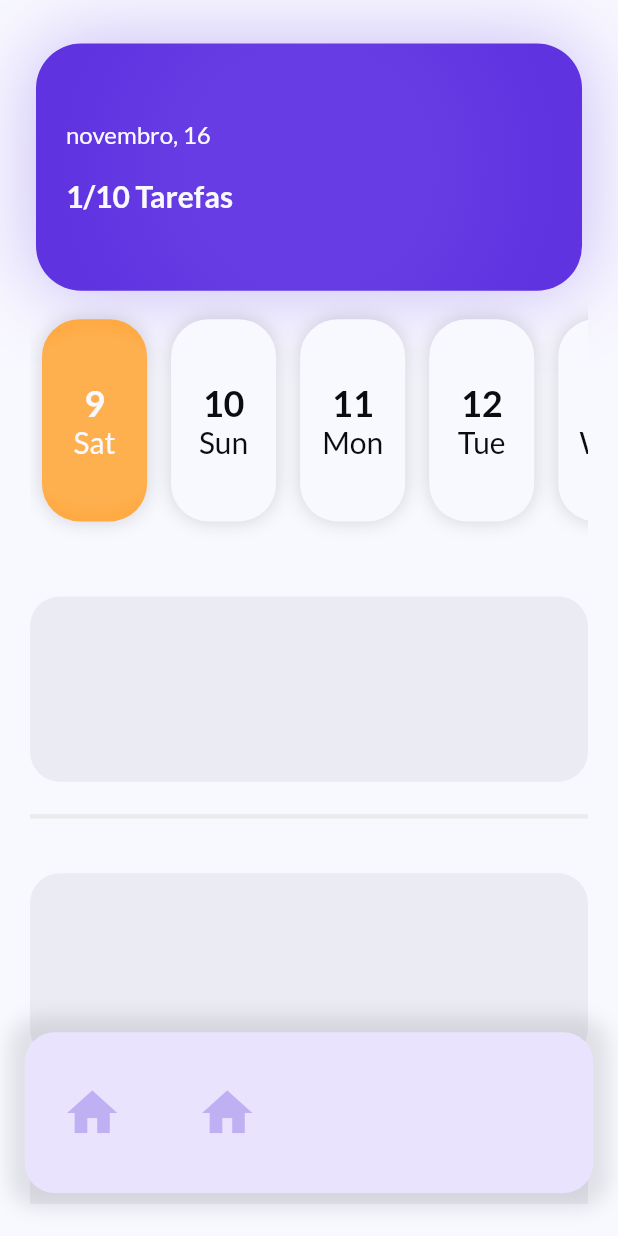
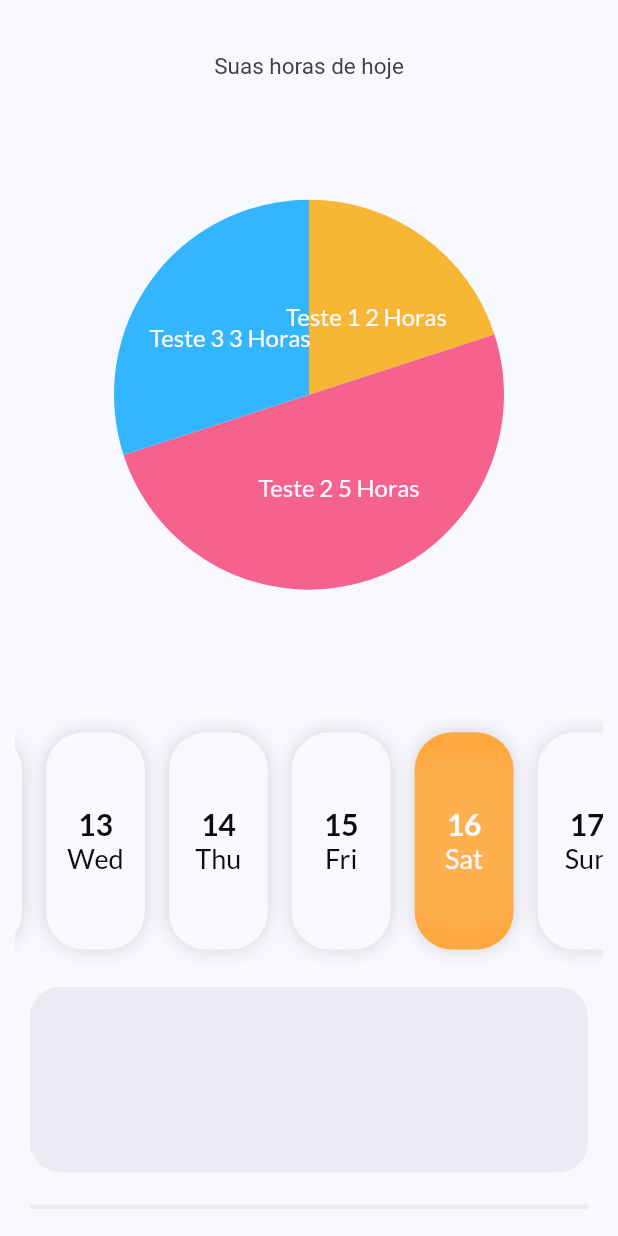
Before and after one commit to guilhermebernava/app, a Flutter app: the screen it shows after launch, on a phone screen of 412 x 824 dp. Run offline on Flutter 3.47's test engine with Material 2 defaults, Android fonts, the phone set to English and light mode, and no system bars; our stand-ins replace dartz, flutter_bloc, flutter_modular, google_fonts, syncfusion_flutter_charts.

Commit message:
add new features

```diff
--- /dev/null
+++ b/app/lib/modules/home/domain/dtos/date_container_list_dto.dart
@@ -0,0 +1,5 @@
+class DateContainerListDto {
+  int selectedIndex = 0;
+  bool animate = false;
+  int todayIndex = -1;
+}
--- a/app/lib/modules/home/domain/entities/task.dart
+++ b/app/lib/modules/home/domain/entities/task.dart
@@ -6,6 +6,7 @@ class DailyTask {
   final Color neonColor;
   final Gradient gradient;
   final String title;
+  final num hoursInDay;
 
   DailyTask({
     required this.endDate,
@@ -13,5 +14,6 @@ class DailyTask {
     required this.title,
     required this.gradient,
     required this.neonColor,
+    required this.hoursInDay,
   });
 }
--- a/app/lib/modules/home/presenter/home_page.dart
+++ b/app/lib/modules/home/presenter/home_page.dart
@@ -1,14 +1,16 @@
 import 'package:app/modules/home/domain/bloc/day_task_bloc/day_task_events.dart';
 import 'package:app/modules/home/domain/bloc/day_task_bloc/day_task_states.dart';
+import 'package:app/modules/home/domain/entities/task.dart';
 import 'package:app/modules/home/domain/interfaces/i_bottom_bar_usecase.dart';
 import 'package:app/modules/home/domain/interfaces/i_home_use_case.dart';
 import 'package:app/modules/home/presenter/widgets/bottom_bar.dart';
 import 'package:app/modules/home/presenter/widgets/date_container_list.dart';
 import 'package:app/modules/home/presenter/widgets/hour_list_container.dart';
-import 'package:app/modules/home/presenter/widgets/top_container.dart';
 import 'package:app/themes/colors/app_colors.dart';
+import 'package:app/themes/fonts/app_fonts.dart';
 import 'package:flutter/material.dart';
 import 'package:flutter_bloc/flutter_bloc.dart';
+import 'package:syncfusion_flutter_charts/charts.dart';
 
 class HomePage extends StatelessWidget {
   final IHomeUseCase homeUseCase;
@@ -51,30 +53,59 @@ class HomePage extends StatelessWidget {
                     horizontal: 10,
                     vertical: 5,
                   ),
-                  child: Padding(
-                    padding: const EdgeInsets.symmetric(
-                      horizontal: 10,
-                    ),
+                  child: SingleChildScrollView(
+                    scrollDirection: Axis.vertical,
                     child: Column(
                       children: [
                         const SizedBox(
                           height: 20,
                         ),
-                        TopContainer(
-                          size: size,
+                        SizedBox(
+                          width: size.width,
+                          height: size.height * 0.55,
+                          child: SfCircularChart(
+                            title: ChartTitle(text: 'Suas horas de hoje'),
+                            borderWidth: 0,
+                            series: <CircularSeries<DailyTask, String>>[
+                              PieSeries<DailyTask, String>(
+                                dataSource: bloc.dayTasks[1].tasks,
+                                sortingOrder: SortingOrder.descending,
+                                explodeGesture: ActivationMode.singleTap,
+                                selectionBehavior: SelectionBehavior(
+                                  enable: true,
+                                ),
+                                radius: "130",
+                                pointColorMapper: (datum, index) =>
+                                    datum.neonColor,
+                                xValueMapper: (datum, index) =>
+                                    "${datum.title} - ${datum.hoursInDay} hour/s",
+                                yValueMapper: (datum, index) =>
+                                    datum.hoursInDay,
+                                dataLabelMapper: (datum, index) =>
+                                    "${datum.title} ${datum.hoursInDay} Horas",
+                                dataLabelSettings: DataLabelSettings(
+                                  isVisible: true,
+                                  textStyle: AppFonts.basic,
+                                  margin: EdgeInsets.zero,
+                                  labelPosition: ChartDataLabelPosition.inside,
+                                  overflowMode: OverflowMode.trim,
+                                ),
+                              )
+                            ],
+                          ),
                         ),
                         DateContainerList(
                           homeUseCase: homeUseCase,
                           size: size,
                           dates: bloc.dayTasks,
                         ),
-                        const SizedBox(
-                          height: 20,
-                        ),
                         HourListContainer(
                           homeUseCase: homeUseCase,
                           size: size,
-                        )
+                        ),
+                        SizedBox(
+                          height: size.height * 0.2,
+                        ),
                       ],
                     ),
                   ),
--- a/app/lib/modules/home/presenter/widgets/bottom_bar.dart
+++ b/app/lib/modules/home/presenter/widgets/bottom_bar.dart
@@ -5,7 +5,7 @@ import 'package:app/themes/colors/app_colors.dart';
 import 'package:flutter/material.dart';
 import 'package:flutter_bloc/flutter_bloc.dart';
 
-class BottomBar extends StatelessWidget {
+class BottomBar extends StatefulWidget {
   final Size size;
   final IBottomBarUsecase bottomBarUsecase;
 
@@ -16,12 +16,45 @@ class BottomBar extends StatelessWidget {
   });
 
   @override
+  State<BottomBar> createState() => _BottomBarState();
+}
+
+class _BottomBarState extends State<BottomBar> {
+  bool _visible = false;
+
+  @override
+  void dispose() {
+    super.dispose();
+  }
+
+//TODO criar bloc para inatividade
+  @override
   Widget build(BuildContext context) {
-    return Align(
-      alignment: const Alignment(0, 0.92),
+    return Listener(
+      onPointerDown: (event) {
+        Future.delayed(Duration(seconds: 5), () {
+          setState(() {
+            _visible = false;
+          });
+        });
+      },
+      child: GestureDetector(
+        onTap: () {
+          if (!_visible) {
+            setState(() {
+              _visible = true;
+            });
+          }
+        },
+        behavior: HitTestBehavior.opaque,
+        child: AnimatedSlide(
+          offset: _visible ? const Offset(0, 0) : const Offset(0, 0.5),
+          duration: const Duration(milliseconds: 500),
+          child: Align(
+            alignment: const Alignment(0, 0.95),
             child: Container(
-        width: size.width * 0.92,
-        height: size.height * 0.13,
+              width: widget.size.width * 0.92,
+              height: widget.size.height * 0.13,
               decoration: BoxDecoration(
                 color: AppColors.bottomBarColor,
                 boxShadow: [
@@ -34,7 +67,7 @@ class BottomBar extends StatelessWidget {
                 borderRadius: BorderRadius.circular(20),
               ),
               child: BlocBuilder(
-            bloc: bottomBarUsecase.bottomBloc,
+                  bloc: widget.bottomBarUsecase.bottomBloc,
                   builder: (_, bloc) {
                     if (bloc is BottomBarSuccess) {
                       return Row(
@@ -43,14 +76,16 @@ class BottomBar extends StatelessWidget {
                             icon: Icons.home,
                             isSelected: bloc.index == 0,
                             onTap: () {
-                        bottomBarUsecase.validateSelectedButton(bloc.index, 0);
+                              widget.bottomBarUsecase
+                                  .validateSelectedButton(bloc.index, 0);
                             },
                           ),
                           BottomIconButton(
                             icon: Icons.calendar_month,
                             isSelected: bloc.index == 1,
                             onTap: () {
-                        bottomBarUsecase.validateSelectedButton(bloc.index, 1);
+                              widget.bottomBarUsecase
+                                  .validateSelectedButton(bloc.index, 1);
                             },
                           )
                         ],
@@ -59,6 +94,9 @@ class BottomBar extends StatelessWidget {
                     return Container();
                   }),
             ),
+          ),
+        ),
+      ),
     );
   }
 }
--- a/app/lib/modules/home/presenter/widgets/colored_container.dart
+++ b/app/lib/modules/home/presenter/widgets/colored_container.dart
@@ -53,7 +53,7 @@ class _ColoredContainerState extends State<ColoredContainer> {
         child: Container(
           padding: const EdgeInsets.symmetric(
             vertical: 10,
-            horizontal: 20,
+            horizontal: 10,
           ),
           width: widget.width,
           height: widget.height,
@@ -71,7 +71,10 @@ class _ColoredContainerState extends State<ColoredContainer> {
             gradient: widget.gradient,
             borderRadius: BorderRadius.circular(widget.radius),
           ),
-          child: widget.child,
+          child: Padding(
+            padding: const EdgeInsets.all(5),
+            child: widget.child,
+          ),
         ),
       ),
     );
--- a/app/lib/modules/home/presenter/widgets/date_container.dart
+++ b/app/lib/modules/home/presenter/widgets/date_container.dart
@@ -23,13 +23,13 @@ class DateContainer extends StatelessWidget {
   Widget build(BuildContext context) {
     return Padding(
       padding: const EdgeInsets.symmetric(
-        vertical: 15,
+        vertical: 10,
         horizontal: 8,
       ),
       child: GestureDetector(
         onTap: onTap,
         child: Container(
-          width: size.width * 0.17,
+          width: size.width * 0.16,
           decoration: BoxDecoration(
             gradient: isSelected
                 ? AppColors.darkOrangeGradient
--- a/app/lib/modules/home/presenter/widgets/date_container_list.dart
+++ b/app/lib/modules/home/presenter/widgets/date_container_list.dart
@@ -1,4 +1,5 @@
 import 'package:app/modules/home/domain/bloc/tasks/tasks_events.dart';
+import 'package:app/modules/home/domain/dtos/date_container_list_dto.dart';
 import 'package:app/modules/home/domain/entities/day_task.dart';
 import 'package:app/modules/home/domain/interfaces/i_home_use_case.dart';
 import 'package:app/modules/home/presenter/widgets/date_container.dart';
@@ -21,8 +22,8 @@ class DateContainerList extends StatefulWidget {
 }
 
 class _DateContainerListState extends State<DateContainerList> {
-  int selectedIndex = 0;
-  bool _animate = false;
+  final params = DateContainerListDto();
+  final _scrolController = ScrollController();
 
   @override
   void initState() {
@@ -30,7 +31,19 @@ class _DateContainerListState extends State<DateContainerList> {
     //cada item vai demorar 100 milisegundos a mais que o anterior
     Future.delayed(const Duration(milliseconds: 500), () {
       setState(() {
-        _animate = true;
+        params.animate = true;
+      });
+    });
+
+    Future.delayed(const Duration(milliseconds: 1), () {
+      _scrolController.animateTo(315,
+          duration: const Duration(milliseconds: 1), curve: Curves.decelerate);
+      widget.homeUseCase.taskBloc.add(
+        GetTasks(dayNumber: widget.dates[params.todayIndex].dayNumber),
+      );
+
+      setState(() {
+        params.selectedIndex = params.todayIndex;
       });
     });
   }
@@ -38,15 +51,20 @@ class _DateContainerListState extends State<DateContainerList> {
   @override
   Widget build(BuildContext context) {
     return AnimatedOpacity(
-      opacity: _animate ? 1 : 0,
+      opacity: params.animate ? 1 : 0,
       duration: const Duration(milliseconds: 1300),
       child: SizedBox(
         height: widget.size.height * 0.2,
         width: widget.size.width,
         child: ListView.builder(
+          controller: _scrolController,
           itemCount: widget.dates.length,
           scrollDirection: Axis.horizontal,
           itemBuilder: (context, index) {
+            if (widget.dates[index].dayNumber == DateTime.now().day) {
+              params.todayIndex = index;
+            }
+
             return DateContainer(
               index: index,
               onTap: () {
@@ -55,13 +73,13 @@ class _DateContainerListState extends State<DateContainerList> {
                 );
 
                 setState(() {
-                  selectedIndex = index;
+                  params.selectedIndex = index;
                 });
               },
               size: widget.size,
               key: ValueKey(widget.dates[index].dayNumber),
               dataDto: widget.dates[index],
-              isSelected: selectedIndex == index,
+              isSelected: params.selectedIndex == index,
             );
           },
         ),
--- a/app/lib/modules/home/presenter/widgets/hour_container.dart
+++ b/app/lib/modules/home/presenter/widgets/hour_container.dart
@@ -67,7 +67,7 @@ class _HourContainerState extends State<HourContainer> {
                     radius: 18,
                     gradient: widget.gradient,
                     height: widget.size.height * 0.11,
-                    width: widget.size.width * 0.71,
+                    width: widget.size.width * 0.8,
                     child: Column(
                       crossAxisAlignment: CrossAxisAlignment.start,
                       children: [
@@ -76,7 +76,7 @@ class _HourContainerState extends State<HourContainer> {
                           style: AppFonts.hourTextBold,
                         ),
                         const SizedBox(
-                          height: 10,
+                          height: 5,
                         ),
                         Text(
                           widget.duration,
--- a/app/lib/modules/home/presenter/widgets/hour_list_container.dart
+++ b/app/lib/modules/home/presenter/widgets/hour_list_container.dart
@@ -24,10 +24,9 @@ class HourListContainer extends StatelessWidget {
           return HourListContainerLoading(size: size);
         }
         if (bloc is TaskSuccess) {
-          return SizedBox(
-            height: size.height * 0.51,
-            width: size.width,
-            child: ListView.builder(
+          return ListView.builder(
+            shrinkWrap: true,
+            physics: const NeverScrollableScrollPhysics(),
             itemCount: bloc.tasks.length,
             scrollDirection: Axis.vertical,
             itemBuilder: (context, index) {
@@ -43,7 +42,6 @@ class HourListContainer extends StatelessWidget {
                     "${bloc.tasks[index].initialDate.hour}:${bloc.tasks[index].initialDate.minute} - ${bloc.tasks[index].endDate.hour}:${bloc.tasks[index].endDate.minute}",
               );
             },
-            ),
           );
         }
 
--- a/app/lib/modules/home/presenter/widgets/hour_list_container_loading.dart
+++ b/app/lib/modules/home/presenter/widgets/hour_list_container_loading.dart
@@ -7,16 +7,20 @@ class HourListContainerLoading extends StatelessWidget {
 
   @override
   Widget build(BuildContext context) {
-    return SizedBox(
-      height: size.height * 0.51,
+    return Padding(
+      padding: const EdgeInsets.symmetric(horizontal: 10),
+      child: SizedBox(
+        height: size.height * 0.54,
         width: size.width,
         child: ListView.builder(
+          physics: const NeverScrollableScrollPhysics(),
           itemCount: 5,
           scrollDirection: Axis.vertical,
           itemBuilder: (context, index) {
             return HourContainerSkeleton(size: size);
           },
         ),
+      ),
     );
   }
 }
--- a/app/lib/modules/home/presenter/widgets/top_container.dart
+++ b/app/lib/modules/home/presenter/widgets/top_container.dart
@@ -2,7 +2,6 @@ import 'package:app/modules/home/presenter/widgets/colored_container.dart';
 import 'package:app/themes/colors/app_colors.dart';
 import 'package:app/themes/fonts/app_fonts.dart';
 import 'package:flutter/material.dart';
-import 'package:intl/intl.dart';
 
 class TopContainer extends StatelessWidget {
   final Size size;
@@ -23,15 +22,31 @@ class TopContainer extends StatelessWidget {
         mainAxisAlignment: MainAxisAlignment.center,
         crossAxisAlignment: CrossAxisAlignment.start,
         children: [
-          Text(
-            DateFormat("MMMM, dd").format(DateTime.now()),
-            style: AppFonts.basic,
+          Padding(
+            padding: const EdgeInsets.only(bottom: 10, left: 10),
+            child: Text(
+              "Hoje Você tem:",
+              style: AppFonts.basicBold,
+            ),
           ),
-          Padding(
-            padding: const EdgeInsets.only(top: 20),
-            child: Text(
-              "1/10 Tarefas",
-              style: AppFonts.basicBold,
+          Align(
+            alignment: const Alignment(-0.7, 0),
+            child: Column(
+              crossAxisAlignment: CrossAxisAlignment.start,
+              children: [
+                Text(
+                  "* 8 horas livres",
+                  style: AppFonts.basic,
+                ),
+                Text(
+                  "* 1 Hora Trabalhando",
+                  style: AppFonts.basic,
+                ),
+                Text(
+                  "* 3 Horas Estudando",
+                  style: AppFonts.basic,
+                ),
+              ],
             ),
           ),
         ],
--- a/app/lib/themes/fonts/app_fonts.dart
+++ b/app/lib/themes/fonts/app_fonts.dart
@@ -36,7 +36,7 @@ class AppFonts {
 
   static TextStyle homeDataBold(Color color) {
     return GoogleFonts.lato(
-      fontSize: 24,
+      fontSize: 20,
       color: color,
       fontWeight: FontWeight.bold,
     );
@@ -44,7 +44,7 @@ class AppFonts {
 
   static TextStyle homeData(Color color) {
     return GoogleFonts.lato(
-      fontSize: 20,
+      fontSize: 18,
       color: color,
       fontWeight: FontWeight.w400,
     );
--- a/app/pubspec.yaml
+++ b/app/pubspec.yaml
@@ -20,6 +20,8 @@ dependencies:
   path_provider: ^2.0.11
   google_fonts: ^3.0.1
   intl: ^0.17.0
+  syncfusion_flutter_charts: ^20.3.57
+  syncfusion_flutter_core: ^20.3.57
 
 
 dev_dependencies:
```
Also changed, not shown: app/lib/modules/home/infra/repositories/date_repository.dart (+13 -1 lines), app/pubspec.lock. Lines whose indentation alone changed are shown as unchanged.
